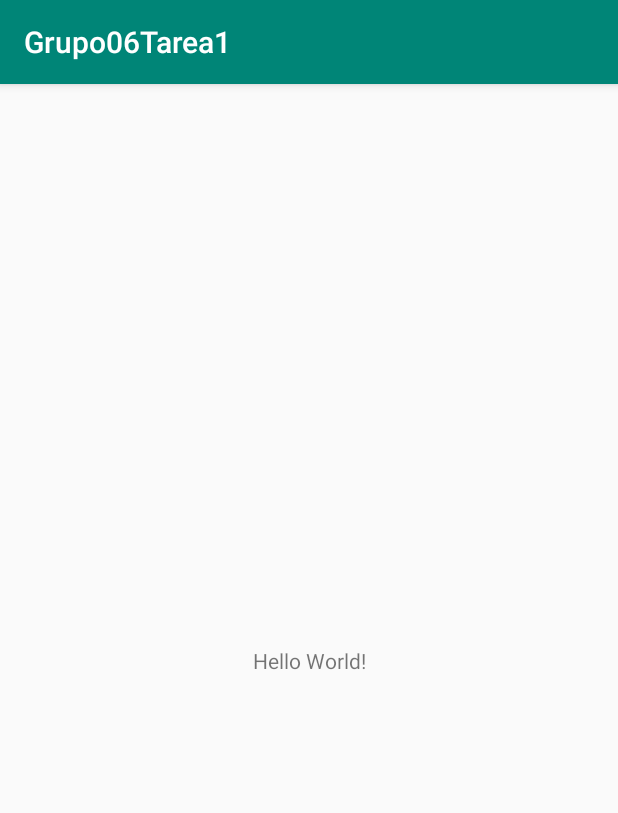
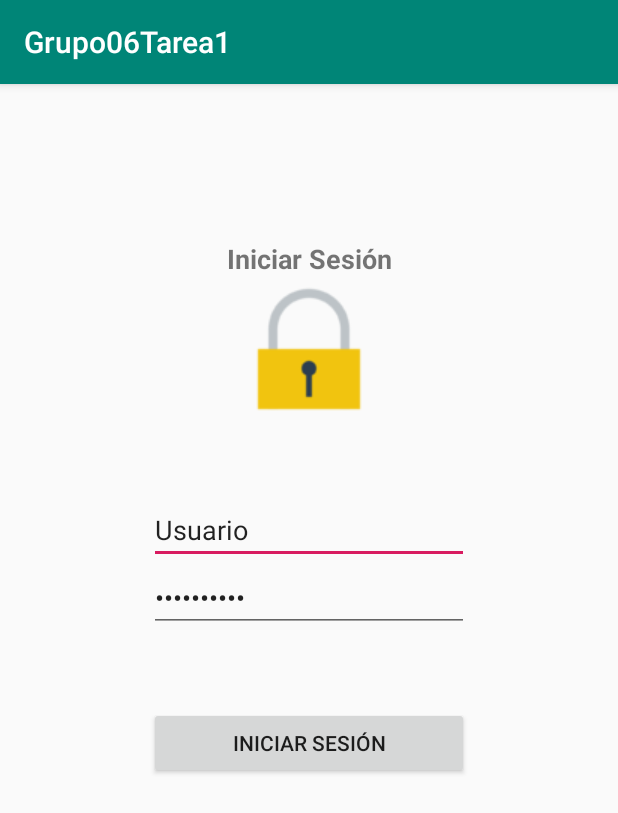
Before and after one commit to chesterven/Grupo06Tarea1, an Android app: the screen it shows after launch (MainActivity), on a phone screen of 412 x 824 dp. Shown: the top 813 px of the screen. Run offline under Robolectric (Android 15) with nearby library versions, the phone set to English and light mode, and no system bars.

Commit message:
LOGIN Y CREACION DE USUARIOS Y ROLES DE USUARIOS EN LA BD

```diff
--- /dev/null
+++ b/app/src/main/java/sv/edu/ues/fia/eisi/grupo06tarea1/DBHelperInicial.java
@@ -0,0 +1,176 @@
+package sv.edu.ues.fia.eisi.grupo06tarea1;
+
+
+import android.content.Context;
+import android.database.Cursor;
+import android.database.SQLException;
+import android.database.sqlite.SQLiteDatabase;
+import android.database.sqlite.SQLiteOpenHelper;
+
+import java.util.ArrayList;
+
+
+public class DBHelperInicial {
+    private final Context context;
+    private DatabaseHelper DBHelper;
+    private SQLiteDatabase db;
+    private static final String DROP_TABLE1 = "DROP TABLE IF EXISTS USUARIO; ";
+    private static final String DROP_TABLE2 = "DROP TABLE IF EXISTS OPCIONCRUD; ";
+    private static final String DROP_TABLE3 = "DROP TABLE IF EXISTS ACCESOUSUARIO; ";
+
+
+    public DBHelperInicial(Context ctx) {
+        this.context = ctx;
+        DBHelper = new DatabaseHelper(context);
+    }
+
+    private static class DatabaseHelper extends SQLiteOpenHelper {
+        private static final String BASE_DATOS = "Grupo06.s3db";
+        private static final int VERSION = 1;
+
+        public DatabaseHelper(Context context) {
+            super(context, BASE_DATOS, null, VERSION);
+        }
+
+        @Override
+        public void onCreate(SQLiteDatabase db) {
+            try {
+                db.execSQL("create table USUARIO  (\n" +
+                        "   IDUSUARIO            CHAR(2)                         not null,\n" +
+                        "   NOMUSUARIO           VARCHAR2(30)                    not null,\n" +
+                        "   CLAVE                CHAR(5)                         not null);");
+                db.execSQL("create table OPCIONCRUD  (\n" +
+                        "   IDOPCION             CHAR(3)                         not null,\n" +
+                        "   DESOPCION            VARCHAR2(30)                    not null,\n" +
+                        "   NUMCRUD              INTEGER                         not null);");
+                db.execSQL("create table ACCESOUSUARIO  (\n" +
+                        "   IDUSUARIO            CHAR(2)                         not null,\n" +
+                        "   IDOPCION             CHAR(3)                         not null);");
+            } catch (SQLException e) {
+                e.printStackTrace();
+            }
+        }
+
+        @Override
+        public void onUpgrade(SQLiteDatabase db, int oldVersion, int newVersion) {
+            try {
+                //Message.message(context,"OnUpgrade");
+                db.execSQL(DROP_TABLE1);
+                db.execSQL(DROP_TABLE2);
+                db.execSQL(DROP_TABLE3);
+                onCreate(db);
+            } catch (Exception e) {
+                //Message.message(context,""+e);
+            }
+        }
+    }
+
+    public void abrir() throws SQLException {
+        db = DBHelper.getWritableDatabase();
+        return;
+    }
+
+    public void cerrar() {
+        DBHelper.close();
+    }
+
+    public boolean consultarUsuario(String user, String clave) {
+
+        String usua="", pass="", idUsuario="";
+        Cursor fila;
+        String[] columna = {"IDUSUARIO", "NOMUSUARIO", "CLAVE"};
+        String[] parametro = {user, clave};
+        fila = db.query("Usuario", columna, "NOMUSUARIO=? AND CLAVE=?", parametro, null, null, null, null);
+        if (fila.moveToFirst() == true) {
+            idUsuario = fila.getString(0);
+            usua = fila.getString(1);
+            pass = fila.getString(2);
+        }
+        if (user.equals(usua) && clave.equals(pass)) {
+            return true;
+        }
+        else
+            return false;
+    }
+
+    public String consultarUsuarioAcceso(String user, String clave){
+        String usua="", pass="", idUsuario="";
+        Cursor fila;
+        String[] columna = {"IDUSUARIO", "NOMUSUARIO", "CLAVE"};
+        String[] parametro = {user, clave};
+        fila = db.query("Usuario", columna, "NOMUSUARIO=? AND CLAVE=?", parametro, null, null, null, null);
+        if (fila.moveToFirst() == true) {
+            idUsuario = fila.getString(0);
+            usua = fila.getString(1);
+            pass = fila.getString(2);
+        }
+        return idUsuario;
+    }
+
+    public String llenarUsuarios(){
+        abrir();
+        db.execSQL("DELETE FROM USUARIO");
+        db.execSQL("DELETE FROM OPCIONCRUD");
+        db.execSQL("DELETE FROM ACCESOUSUARIO");
+
+        db.execSQL("INSERT INTO USUARIO(IDUSUARIO,NOMUSUARIO,CLAVE) VALUES ('01','ADMIN','01234');");
+        db.execSQL("INSERT INTO USUARIO(IDUSUARIO,NOMUSUARIO,CLAVE) VALUES ('02','PROFESOR','56789');");
+        db.execSQL("INSERT INTO USUARIO(IDUSUARIO,NOMUSUARIO,CLAVE) VALUES ('03','ALUMNO','ABCDE');");
+        db.execSQL("INSERT INTO USUARIO(IDUSUARIO,NOMUSUARIO,CLAVE) VALUES ('04','ALUMNO_INSTRUCTOR','00000');");
+
+        db.execSQL("INSERT INTO OPCIONCRUD (IDOPCION,DESOPCION,NUMCRUD) VALUES ('001','TABLA PARAMETROS','1');");
+        db.execSQL("INSERT INTO OPCIONCRUD (IDOPCION,DESOPCION,NUMCRUD) VALUES ('002','TABLA EVALUACIONES','2');");
+        db.execSQL("INSERT INTO OPCIONCRUD (IDOPCION,DESOPCION,NUMCRUD) VALUES ('003','TABLA NOTA_ESTUDIANTE_EVALUACION','3');");
+        db.execSQL("INSERT INTO OPCIONCRUD (IDOPCION,DESOPCION,NUMCRUD) VALUES ('004','TABLA SOLICITUD PRIMERA REVISION','4');");
+        db.execSQL("INSERT INTO OPCIONCRUD (IDOPCION,DESOPCION,NUMCRUD) VALUES ('005','TABLA SOLICITUD SEGUNDA REVISION ','5');");
+        db.execSQL("INSERT INTO OPCIONCRUD (IDOPCION,DESOPCION,NUMCRUD) VALUES ('006','TABLA DE SOLICITUDES','6');");
+        db.execSQL("INSERT INTO OPCIONCRUD (IDOPCION,DESOPCION,NUMCRUD) VALUES ('007','TABLA PRIMERA REVISION','7');");
+        db.execSQL("INSERT INTO OPCIONCRUD (IDOPCION,DESOPCION,NUMCRUD) VALUES ('008','TABLA SEGUNDA REVISION','8');");
+        db.execSQL("INSERT INTO OPCIONCRUD (IDOPCION,DESOPCION,NUMCRUD) VALUES ('009','TABLA SOLICITUD IMPRESION','9');");
+        db.execSQL("INSERT INTO OPCIONCRUD (IDOPCION,DESOPCION,NUMCRUD) VALUES ('010','TABLA DIAS NO HABILES','10');");
+        db.execSQL("INSERT INTO OPCIONCRUD (IDOPCION,DESOPCION,NUMCRUD) VALUES ('011','TABLA DETALLE PRIMERA','11');");
+        db.execSQL("INSERT INTO OPCIONCRUD (IDOPCION,DESOPCION,NUMCRUD) VALUES ('012','TABLA DETALLE SEGUNDA','12');");
+        db.execSQL("INSERT INTO OPCIONCRUD (IDOPCION,DESOPCION,NUMCRUD) VALUES ('013','TABLA MATERIA_CICLO','13');");
+        db.execSQL("INSERT INTO OPCIONCRUD (IDOPCION,DESOPCION,NUMCRUD) VALUES ('014','TABLA SOLICITUD_EVALUACION','14');");
+        db.execSQL("INSERT INTO OPCIONCRUD (IDOPCION,DESOPCION,NUMCRUD) VALUES ('015','TABLA TIPO SOLICITUD','15');");
+
+
+        db.execSQL("INSERT INTO ACCESOUSUARIO(IDUSUARIO,IDOPCION) VALUES ('02','001');");
+        db.execSQL("INSERT INTO ACCESOUSUARIO(IDUSUARIO,IDOPCION) VALUES ('02','002');");
+        db.execSQL("INSERT INTO ACCESOUSUARIO(IDUSUARIO,IDOPCION) VALUES ('02','003');");
+        db.execSQL("INSERT INTO ACCESOUSUARIO(IDUSUARIO,IDOPCION) VALUES ('02','007');");
+        db.execSQL("INSERT INTO ACCESOUSUARIO(IDUSUARIO,IDOPCION) VALUES ('02','008');");
+        db.execSQL("INSERT INTO ACCESOUSUARIO(IDUSUARIO,IDOPCION) VALUES ('02','009');");
+        db.execSQL("INSERT INTO ACCESOUSUARIO(IDUSUARIO,IDOPCION) VALUES ('02','011');");
+        db.execSQL("INSERT INTO ACCESOUSUARIO(IDUSUARIO,IDOPCION) VALUES ('02','012');");
+        db.execSQL("INSERT INTO ACCESOUSUARIO(IDUSUARIO,IDOPCION) VALUES ('02','013');");
+        db.execSQL("INSERT INTO ACCESOUSUARIO(IDUSUARIO,IDOPCION) VALUES ('02','014');");
+        db.execSQL("INSERT INTO ACCESOUSUARIO(IDUSUARIO,IDOPCION) VALUES ('02','015');");
+
+        db.execSQL("INSERT INTO ACCESOUSUARIO(IDUSUARIO,IDOPCION) VALUES ('03','004');");
+        db.execSQL("INSERT INTO ACCESOUSUARIO(IDUSUARIO,IDOPCION) VALUES ('03','005');");
+        db.execSQL("INSERT INTO ACCESOUSUARIO(IDUSUARIO,IDOPCION) VALUES ('03','006');");
+
+        db.execSQL("INSERT INTO ACCESOUSUARIO(IDUSUARIO,IDOPCION) VALUES ('04','009');");
+        db.execSQL("INSERT INTO ACCESOUSUARIO(IDUSUARIO,IDOPCION) VALUES ('04','004');");
+        db.execSQL("INSERT INTO ACCESOUSUARIO(IDUSUARIO,IDOPCION) VALUES ('04','005');");
+        db.execSQL("INSERT INTO ACCESOUSUARIO(IDUSUARIO,IDOPCION) VALUES ('04','006');");
+
+        return "Usuarios Guardados";
+    }
+
+    public ArrayList<String> consultarAccesos(String user, String clave){
+        ArrayList<String> accesos = new ArrayList<String>();
+        Cursor fila;
+        String id = consultarUsuarioAcceso(user,clave);
+        String[] columna = {"IDOPCION"};
+        String[] parametro = {id};
+        fila = db.query("ACCESOUSUARIO",columna,"IDUSUARIO=?",parametro,null,null,null,null);
+        if (fila.moveToFirst()){
+            do{
+                accesos.add(fila.getString(0));
+            }while(fila.moveToNext());
+        }
+        return accesos;
+    }
+}
--- a/app/src/main/java/sv/edu/ues/fia/eisi/grupo06tarea1/MainActivity.java
+++ b/app/src/main/java/sv/edu/ues/fia/eisi/grupo06tarea1/MainActivity.java
@@ -4,15 +4,64 @@ package sv.edu.ues.fia.eisi.grupo06tarea1;
 
 
 
+
+import android.content.Intent;
+import android.database.Cursor;
+import android.database.sqlite.SQLiteDatabase;
+import android.provider.Settings;
 import android.support.v7.app.AppCompatActivity;
 import android.os.Bundle;
+import android.util.LogPrinter;
+import android.view.Gravity;
+import android.view.View;
+import android.widget.EditText;
+import android.widget.Toast;
 
 public class MainActivity extends AppCompatActivity {
 
 
-    @Override
-    protected void onCreate(Bundle savedInstanceState) {
+    EditText et1,et2;
+    DBHelperInicial DBHelper;
+
+    @Override    protected void onCreate(Bundle savedInstanceState) {
         super.onCreate(savedInstanceState);
         setContentView(R.layout.activity_main);
+        //emperejamos las variable con el xml
+        et1= (EditText) findViewById(R.id.usuario);
+        et2= (EditText) findViewById(R.id.password);
+        DBHelper = new DBHelperInicial(this);
+        DBHelper.abrir();
+        String mensaje = DBHelper.llenarUsuarios();
+        DBHelper.cerrar();
+        Toast.makeText(this,mensaje,Toast.LENGTH_SHORT).show();
     }
+    //metodo de ingreso
+    public void ingresar(View v){
+
+        String usuario=et1.getText().toString();
+        String contrasena=et2.getText().toString();
+
+        DBHelper = new DBHelperInicial(this);
+        DBHelper.abrir();
+        boolean consulta = DBHelper.consultarUsuario(usuario,contrasena);
+
+        if(consulta==true){
+
+
+            Intent ven=new Intent(this,Solicitud_Repetido_Insertar.class);
+            String id = DBHelper.consultarUsuarioAcceso(usuario,contrasena);
+            ven.putExtra("idusuario",id);
+            startActivity(ven);
+            et1.setText("");
+            et2.setText("");
+        }
+
+        else{
+            Toast.makeText(this,"Usuario no encontrado", Toast.LENGTH_SHORT).show();
+            et1.setText("");
+            et2.setText("");
+        }
+
+    }
+
 }
--- a/app/src/main/java/sv/edu/ues/fia/eisi/grupo06tarea1/Solicitud_Repetido_Insertar.java
+++ b/app/src/main/java/sv/edu/ues/fia/eisi/grupo06tarea1/Solicitud_Repetido_Insertar.java
@@ -1,13 +1,23 @@
 package sv.edu.ues.fia.eisi.grupo06tarea1;
 
+import android.content.Intent;
 import android.support.v7.app.AppCompatActivity;
 import android.os.Bundle;
+import android.widget.EditText;
 
 public class Solicitud_Repetido_Insertar extends AppCompatActivity {
 
+    String accesos = null;
     @Override
     protected void onCreate(Bundle savedInstanceState) {
         super.onCreate(savedInstanceState);
         setContentView(R.layout.activity_solicitud__repetido__insertar);
+        Intent recibir = getIntent();
+        accesos = recibir.getStringExtra("idusuario");
+
+        EditText codMateria;
+        codMateria = (EditText) findViewById(R.id.codMateria);
+        codMateria.setText(accesos);
     }
+
 }
--- a/app/src/main/res/layout/activity_main.xml
+++ b/app/src/main/res/layout/activity_main.xml
@@ -1,18 +1,81 @@
 <?xml version="1.0" encoding="utf-8"?>
-<android.support.constraint.ConstraintLayout xmlns:android="http://schemas.android.com/apk/res/android"
+<TableLayout xmlns:android="http://schemas.android.com/apk/res/android"
     xmlns:app="http://schemas.android.com/apk/res-auto"
-    xmlns:tools="http://schemas.android.com/tools"
-    android:layout_width="match_parent"
+    android:layout_width="fill_parent"
     android:layout_height="match_parent"
-    tools:context=".MainActivity">
+    android:stretchColumns="1"
+    android:paddingTop="4dip">
 
-    <TextView
-        android:layout_width="wrap_content"
-        android:layout_height="wrap_content"
-        android:text="Hello World!"
-        app:layout_constraintBottom_toBottomOf="parent"
-        app:layout_constraintLeft_toLeftOf="parent"
-        app:layout_constraintRight_toRightOf="parent"
-        app:layout_constraintTop_toTopOf="parent" />
+    <TableRow
+        android:layout_width="match_parent"
+        android:layout_height="match_parent"
+        android:layout_marginTop="100dp"
+        android:gravity="center">
 
-</android.support.constraint.ConstraintLayout>
+        <TextView
+            android:id="@+id/textTitulo"
+            android:layout_width="202dp"
+            android:layout_height="wrap_content"
+            android:gravity="center"
+            android:text="@string/Iniciar_Sesion"
+            android:textSize="18sp"
+            android:textStyle="bold" />
+    </TableRow>
+
+    <TableRow
+        android:layout_width="match_parent"
+        android:layout_height="52dp"
+        android:gravity="center">
+
+        <ImageView
+            android:id="@+id/imageView"
+            android:layout_width="103dp"
+            android:layout_height="match_parent"
+            android:layout_gravity="center"
+            app:srcCompat="@drawable/login" />
+    </TableRow>
+
+    <TableRow
+        android:layout_width="match_parent"
+        android:layout_height="match_parent"
+        android:layout_marginTop="50dp"
+        android:gravity="center">
+
+        <EditText
+            android:id="@+id/usuario"
+            android:layout_width="wrap_content"
+            android:layout_height="wrap_content"
+            android:ems="10"
+            android:inputType="text"
+            android:text="@string/usuario" />
+    </TableRow>
+
+    <TableRow
+        android:layout_width="match_parent"
+        android:layout_height="match_parent"
+        android:gravity="center">
+
+        <EditText
+            android:id="@+id/password"
+            android:layout_width="wrap_content"
+            android:layout_height="wrap_content"
+            android:ems="10"
+            android:inputType="textPassword"
+            android:text="@string/contra" />
+    </TableRow>
+
+    <TableRow
+        android:layout_width="match_parent"
+        android:layout_height="match_parent"
+        android:layout_marginTop="50dp"
+        android:gravity="center">
+
+        <Button
+            android:layout_width="wrap_content"
+            android:layout_height="wrap_content"
+            android:onClick="ingresar"
+            android:text="@string/Iniciar_Sesion" />
+    </TableRow>
+
+
+</TableLayout>
--- a/app/src/main/res/values/strings.xml
+++ b/app/src/main/res/values/strings.xml
@@ -54,4 +54,10 @@
     <string name="Tipo_Solicitud_Titulo_Actualizar"> Actualizar Tipo Solicitud </string>
     <string name="Tipo_Solicitud_nombre">Nombre Solicitud:</string>
     <string name="Tipo_Solicitud_nombre_nuevo">Nuevo nombre Solicitud:</string>
+
+    <!--Activity para iniciar sesion-->
+    <string name="Iniciar_Sesion"> Iniciar Sesión </string>
+    <string name="usuario">Usuario</string>
+    <string name="contra"> Contraseña</string>
+    <string name="entrar">Iniciar Sesión</string>
 </resources>
```
Also changed, not shown: app/src/main/res/drawable/login.png (added).
